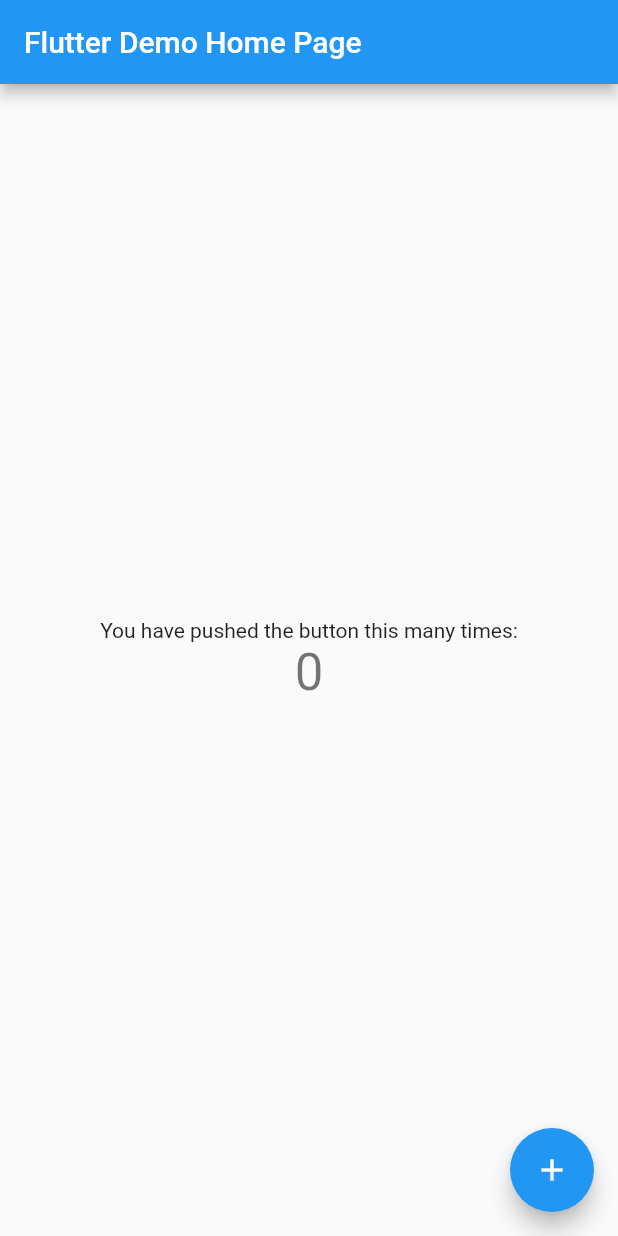
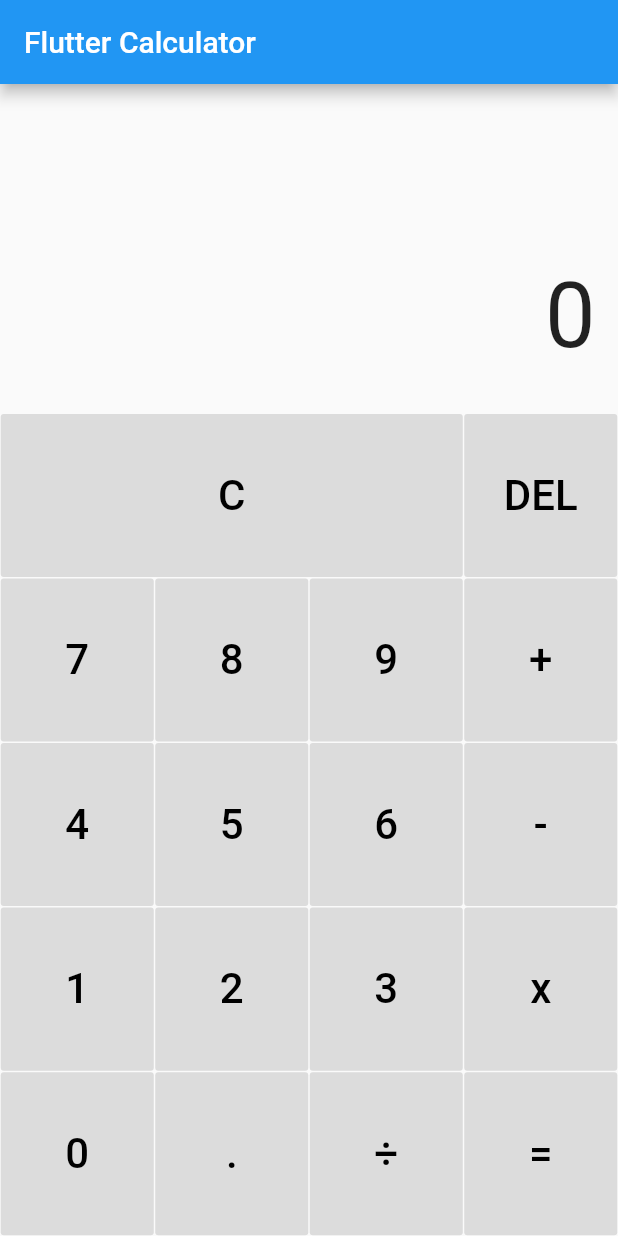
Before and after one commit to Foluwa/arithmetic_calculator, a Flutter app: the screen it shows after launch, on a phone screen of 412 x 824 dp. Run offline on Flutter 3.47's test engine with Material 2 defaults, Android fonts, the phone set to English and light mode, and no system bars.

Commit message:
Updated the calculator interface

```diff
--- a/lib/main.dart
+++ b/lib/main.dart
@@ -1,3 +1,4 @@
+import 'package:arithmetic_calculator/widgets/calculatorportrait.dart';
 import 'package:flutter/material.dart';
 
 void main() => runApp(MyApp());
@@ -7,105 +8,42 @@ class MyApp extends StatelessWidget {
   @override
   Widget build(BuildContext context) {
     return MaterialApp(
-      title: 'Flutter Demo',
+      title: 'Flutter Calculator',
       theme: ThemeData(
-        // This is the theme of your application.
-        //
-        // Try running your application with "flutter run". You'll see the
-        // application has a blue toolbar. Then, without quitting the app, try
-        // changing the primarySwatch below to Colors.green and then invoke
-        // "hot reload" (press "r" in the console where you ran "flutter run",
-        // or simply save your changes to "hot reload" in a Flutter IDE).
-        // Notice that the counter didn't reset back to zero; the application
-        // is not restarted.
         primarySwatch: Colors.blue,
       ),
-      home: MyHomePage(title: 'Flutter Demo Home Page'),
+      darkTheme: ThemeData.dark(),
+      home: Calculator(title: 'Flutter Calculator'),
     );
   }
 }
 
-class MyHomePage extends StatefulWidget {
-  MyHomePage({Key key, this.title}) : super(key: key);
-
-  // This widget is the home page of your application. It is stateful, meaning
-  // that it has a State object (defined below) that contains fields that affect
-  // how it looks.
-
-  // This class is the configuration for the state. It holds the values (in this
-  // case the title) provided by the parent (in this case the App widget) and
-  // used by the build method of the State. Fields in a Widget subclass are
-  // always marked "final".
-
+class Calculator extends StatefulWidget {
+  Calculator({Key key, this.title}) : super(key: key);
   final String title;
 
   @override
-  _MyHomePageState createState() => _MyHomePageState();
+  _CalculatorState createState() => _CalculatorState();
 }
 
-class _MyHomePageState extends State<MyHomePage> {
-  int _counter = 0;
-
-  void _incrementCounter() {
-    setState(() {
-      // This call to setState tells the Flutter framework that something has
-      // changed in this State, which causes it to rerun the build method below
-      // so that the display can reflect the updated values. If we changed
-      // _counter without calling setState(), then the build method would not be
-      // called again, and so nothing would appear to happen.
-      _counter++;
-    });
+class _CalculatorState extends State<Calculator> {
+  String _str;
+  @override
+  void initState() {
+    super.initState();
+    _str = '0';
   }
 
-  @override
   Widget build(BuildContext context) {
-    // This method is rerun every time setState is called, for instance as done
-    // by the _incrementCounter method above.
-    //
-    // The Flutter framework has been optimized to make rerunning build methods
-    // fast, so that you can just rebuild anything that needs updating rather
-    // than having to individually change instances of widgets.
-    return Scaffold(
-      appBar: AppBar(
-        // Here we take the value from the MyHomePage object that was created by
-        // the App.build method, and use it to set our appbar title.
-        title: Text(widget.title),
-      ),
-      body: Center(
-        // Center is a layout widget. It takes a single child and positions it
-        // in the middle of the parent.
-        child: Column(
-          // Column is also a layout widget. It takes a list of children and
-          // arranges them vertically. By default, it sizes itself to fit its
-          // children horizontally, and tries to be as tall as its parent.
-          //
-          // Invoke "debug painting" (press "p" in the console, choose the
-          // "Toggle Debug Paint" action from the Flutter Inspector in Android
-          // Studio, or the "Toggle Debug Paint" command in Visual Studio Code)
-          // to see the wireframe for each widget.
-          //
-          // Column has various properties to control how it sizes itself and
-          // how it positions its children. Here we use mainAxisAlignment to
-          // center the children vertically; the main axis here is the vertical
-          // axis because Columns are vertical (the cross axis would be
-          // horizontal).
-          mainAxisAlignment: MainAxisAlignment.center,
-          children: <Widget>[
-            Text(
-              'You have pushed the button this many times:',
-            ),
-            Text(
-              '$_counter',
-              style: Theme.of(context).textTheme.headline4,
-            ),
-          ],
-        ),
-      ),
-      floatingActionButton: FloatingActionButton(
-        onPressed: _incrementCounter,
-        tooltip: 'Increment',
-        child: Icon(Icons.add),
-      ), // This trailing comma makes auto-formatting nicer for build methods.
+    final mediaquery = MediaQuery.of(context);
+    // Checking media query orientation
+    if (mediaquery.orientation == Orientation.landscape) {
+      return Container();
+    }
+    return CalculatePortrait(
+      key: widget.key,
+      title: widget.title,
+      str: this._str,
     );
   }
 }
--- /dev/null
+++ b/lib/widgets/calculatorportrait.dart
@@ -0,0 +1,102 @@
+import 'package:arithmetic_calculator/widgets/custombutton.dart';
+import 'package:flutter/material.dart';
+
+class CalculatePortrait extends StatefulWidget {
+  final String str;
+  final String title;
+  CalculatePortrait({Key key, @required this.title, @required this.str})
+      : super(key: key);
+  @override
+  _CalculatePortraitState createState() => _CalculatePortraitState(this.str);
+}
+
+class _CalculatePortraitState extends State<CalculatePortrait> {
+  String _str;
+  _CalculatePortraitState(this._str);
+  @override
+  Widget build(BuildContext context) {
+    return Scaffold(
+      appBar: AppBar(
+        title: Text(widget.title),
+      ),
+      body: Column(
+        crossAxisAlignment: CrossAxisAlignment.stretch,
+        children: <Widget>[
+          Expanded(
+            flex: 2,
+            child: Container(
+              alignment: Alignment.bottomRight,
+              child: Padding(
+                padding: EdgeInsets.fromLTRB(15, 15, 15, 30),
+                child: Text(
+                  _str,
+                  textScaleFactor: 3.0,
+                  style: TextStyle(fontSize: 20),
+                  textAlign: TextAlign.right,
+                ),
+              ),
+            ),
+          ),
+          Expanded(
+            flex: 1,
+            child: Row(
+              crossAxisAlignment: CrossAxisAlignment.stretch,
+              children: <Widget>[
+                CustomButton('C', () {}, 9, Colors.black12),
+                CustomButton('DEL', () {}, 3, Colors.black12),
+              ],
+            ),
+          ),
+          Expanded(
+            flex: 1,
+            child: Row(
+              crossAxisAlignment: CrossAxisAlignment.stretch,
+              children: <Widget>[
+                CustomButton('7', () {}, 3, Colors.black12),
+                CustomButton('8', () {}, 3, Colors.black12),
+                CustomButton('9', () {}, 3, Colors.black12),
+                CustomButton('+', () {}, 3, Colors.black12),
+              ],
+            ),
+          ),
+          Expanded(
+            flex: 1,
+            child: Row(
+              crossAxisAlignment: CrossAxisAlignment.stretch,
+              children: <Widget>[
+                CustomButton('4', () {}, 3, Colors.black12),
+                CustomButton('5', () {}, 3, Colors.black12),
+                CustomButton('6', () {}, 3, Colors.black12),
+                CustomButton('-', () {}, 3, Colors.black12),
+              ],
+            ),
+          ),
+          Expanded(
+            flex: 1,
+            child: Row(
+              crossAxisAlignment: CrossAxisAlignment.stretch,
+              children: <Widget>[
+                CustomButton('1', () {}, 3, Colors.black12),
+                CustomButton('2', () {}, 3, Colors.black12),
+                CustomButton('3', () {}, 3, Colors.black12),
+                CustomButton('x', () {}, 3, Colors.black12),
+              ],
+            ),
+          ),
+          Expanded(
+            flex: 1,
+            child: Row(
+              crossAxisAlignment: CrossAxisAlignment.stretch,
+              children: <Widget>[
+                CustomButton('0', () {}, 3, Colors.black12),
+                CustomButton('.', () {}, 3, Colors.black12),
+                CustomButton('÷', () {}, 3, Colors.black12),
+                CustomButton('=', () {}, 3, Colors.black12),
+              ],
+            ),
+          ),
+        ],
+      ),
+    );
+  }
+}
--- /dev/null
+++ b/lib/widgets/custombutton.dart
@@ -0,0 +1,28 @@
+import 'package:flutter/material.dart';
+
+class CustomButton extends StatelessWidget {
+  final String _value;
+  final Function _funct;
+  final int _flexvalue;
+  final Color _bgcolor;
+
+  CustomButton(this._value, this._funct, this._flexvalue, this._bgcolor);
+
+  @override
+  Widget build(BuildContext context) {
+    return Expanded(
+      flex: this._flexvalue,
+      child: Container(
+        padding: EdgeInsets.all(0.5),
+        child: FlatButton(
+          child: Text(
+            this._value,
+            style: TextStyle(color: Colors.black, fontSize: 28),
+          ),
+          onPressed: this._funct,
+          color: this._bgcolor,
+        ),
+      ),
+    );
+  }
+}
```
Also changed, not shown: lib/widgets/calculatorlandscape.dart (added).
